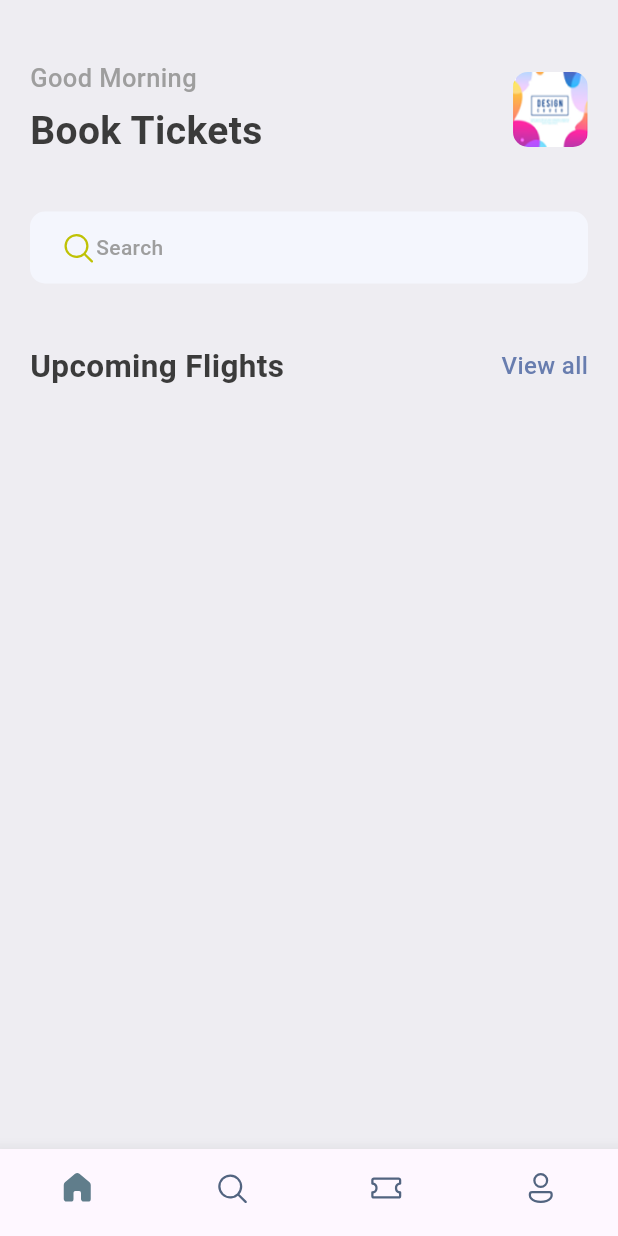
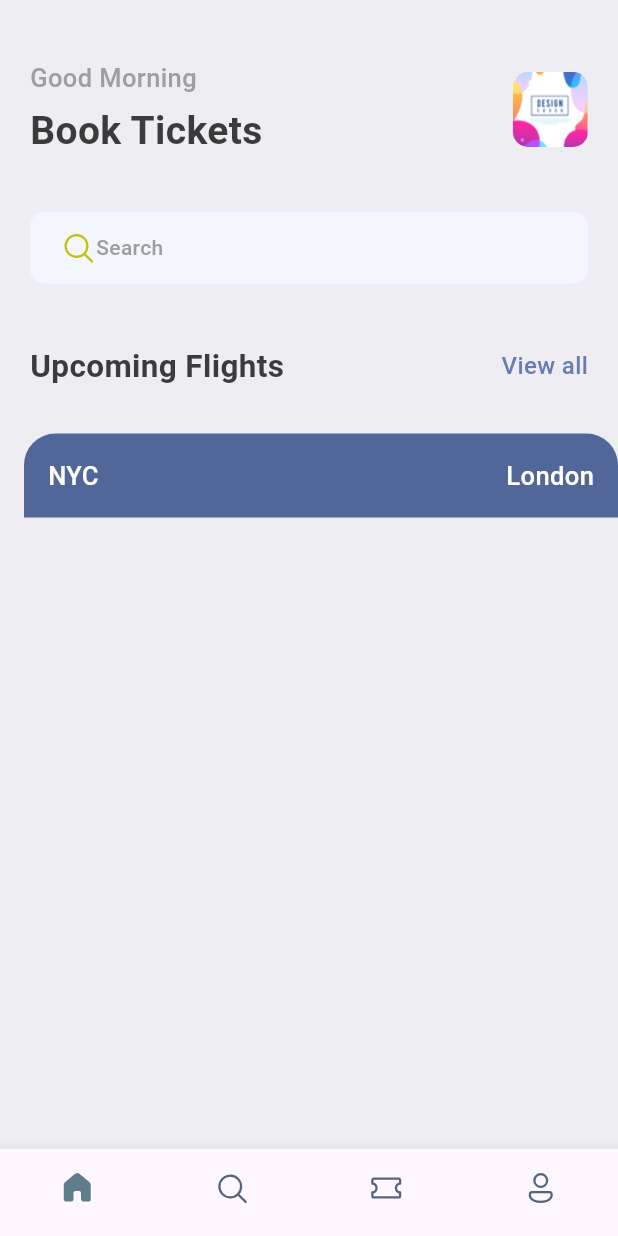
Before and after one commit to morggyogola/booktickets_app, a Flutter app: the screen it shows after launch, on a phone screen of 412 x 824 dp. Run offline on Flutter 3.47's test engine with Material 3 defaults, Android fonts, the phone set to English and light mode, and no system bars; our stand-ins replace fluentui_icons, gap.

Commit message:
Added a book ticket box decoration

```diff
--- a/lib/screens/home_screen.dart
+++ b/lib/screens/home_screen.dart
@@ -1,3 +1,4 @@
+import 'package:ebook_app/screens/ticket_view.dart';
 import 'package:ebook_app/utils/app_styles.dart';
 import 'package:fluentui_icons/fluentui_icons.dart';
 import 'package:flutter/cupertino.dart';
@@ -82,7 +83,9 @@ class HomeScreen extends StatelessWidget {
 
                 ],
               ),
-            )
+            ),
+            Gap(30),
+            TicketView(),
           ],
       ),
     );
--- /dev/null
+++ b/lib/screens/ticket_view.dart
@@ -0,0 +1,42 @@
+import 'package:ebook_app/utils/app_layout.dart';
+import 'package:ebook_app/utils/app_styles.dart';
+import 'package:flutter/cupertino.dart';
+import 'package:flutter/material.dart';
+
+class TicketView extends StatelessWidget {
+  const TicketView({super.key});
+
+  @override
+  Widget build(BuildContext context) {
+    final size = AppLayout.getSize(context);
+    return SizedBox(
+      width: size.width,
+      height: 200,
+      child:Container(
+        margin: const EdgeInsets.only(left: 16),
+        child: Column(
+          children: [
+            Container(
+              decoration: BoxDecoration(
+                color: Color(0xFF526799),
+                borderRadius:BorderRadius.only(topLeft:Radius.circular(21),topRight:Radius.circular(21)),
+              ),
+              padding: const EdgeInsets.all(16),
+              child: Column(
+                children: [
+                  Row(
+                    children: [
+                      Text("NYC",style: Styles.headLineStyle3.copyWith(color: Colors.white),),
+                      Spacer(),
+                      Text("London",style: Styles.headLineStyle3.copyWith(color: Colors.white),),
+                    ],
+                  )
+                ],
+              ),
+            )
+          ],
+        ),
+      ),
+    );
+  }
+}
--- /dev/null
+++ b/lib/utils/app_layout.dart
@@ -0,0 +1,7 @@
+import 'package:flutter/cupertino.dart';
+
+class AppLayout{
+  static getSize(BuildContext context){
+    return MediaQuery.of(context).size;
+  }
+}
```
